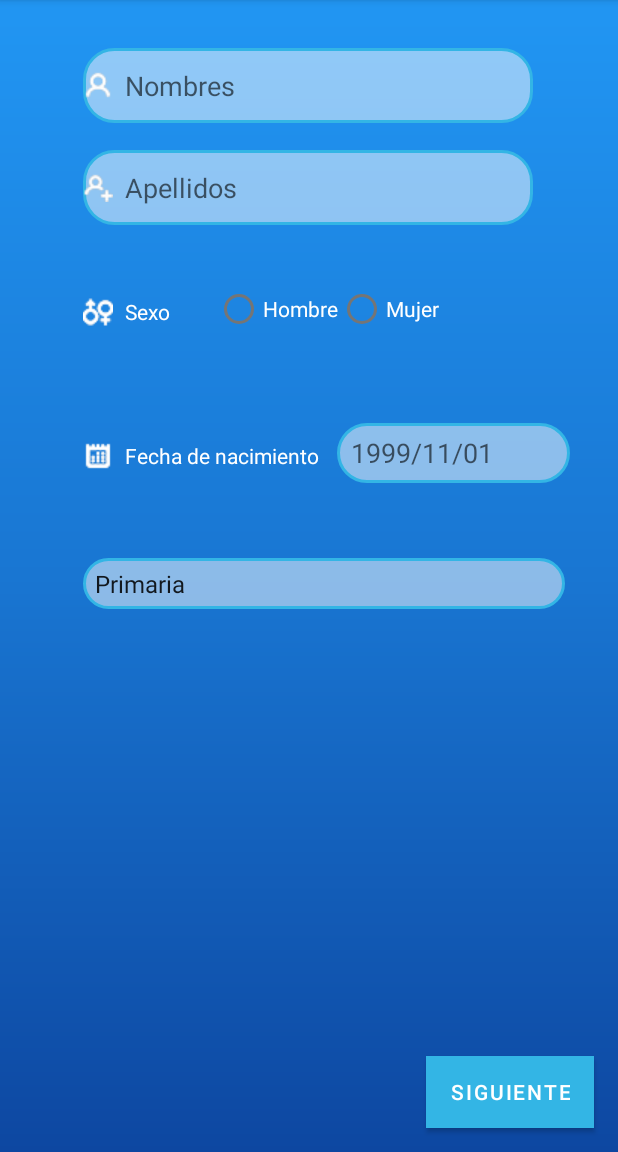
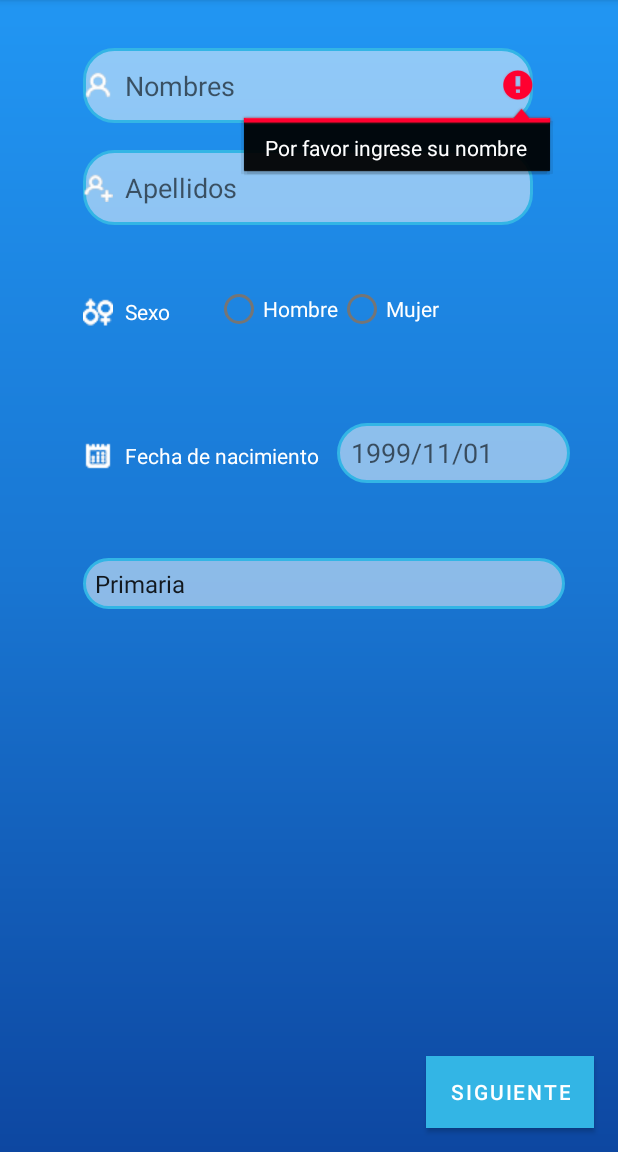
Before and after one commit to JonathanMazoG/Labs20231-Gr01, an Android app: the PersonalDataActivity screen opened directly, with no data from a screen before it, after a tap on "SIGUIENTE", on a phone screen of 412 x 824 dp, the part 84-1236 px from its top. Run offline under Robolectric (Android 15) with nearby library versions, the phone set to English and light mode, and no system bars.

```diff
--- a/Lab1-UI/src/main/java/co/edu/udea/compumovil/gr01_20231/lab1/PersonalDataActivity.kt
+++ b/Lab1-UI/src/main/java/co/edu/udea/compumovil/gr01_20231/lab1/PersonalDataActivity.kt
@@ -66,8 +66,21 @@ class PersonalDataActivity : AppCompatActivity() {
                 R.id.sexo_m_radiobutton -> sexo = "Hombre"
                 R.id.sexo_f_radiobutton -> sexo = "Mujer"
             }
+            if (nombres.isEmpty()) {
+                nombresEditText.error = getString(R.string.errornombres)
+                return@setOnClickListener
+            }
+            if (apellidos.isEmpty()) {
+                apellidosEditText.error =  getString(R.string.errorapellidos)
+                return@setOnClickListener
+            }
             fechaNacimiento = fechaNacimientoEditText.text.toString()
             gradoEscolaridad = gradoEscolaridadSpinner.selectedItem.toString()
+            if (fechaNacimiento.isEmpty()) {
+                fechaNacimientoEditText.error =  getString(R.string.errorfnacimiento)
+                return@setOnClickListener
+            }
+
 
             val datos = listOf(nombres, apellidos, sexo, fechaNacimiento, gradoEscolaridad)
             Log.d("PersonalDataActivity", datos.joinToString(", "))
--- a/Lab1-UI/src/main/res/values/strings.xml
+++ b/Lab1-UI/src/main/res/values/strings.xml
@@ -9,6 +9,9 @@
     <string name="ciudad">Ciudad</string>
     <string name="errortel">Por favor ingrese su teléfono</string>
     <string name="errorcorreo">Por favor ingrese su correo</string>
+    <string name="errornombres">Por favor ingrese su nombre</string>
+    <string name="errorapellidos">Por favor ingrese sus apellidos</string>
+    <string name="errorfnacimiento">Por favor ingrese su fecha de nacimiento</string>
     <string name="fecha_nacimiento">Fecha de nacimiento</string>
     <string name="grado_escolaridad">Grado de escolaridad</string>
     <string-array name="grados_escolares">
```
Also changed, not shown: 2 other files.
